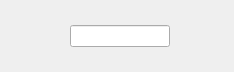
First picture: the form in AACI V2/Labor-Tracker/loginform.ui, repository joshuawootonn/time-track, before the edit.
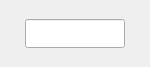
Second picture: the form after the edit.

What changed in the file:
```diff
--- a/AACI V2/Labor-Tracker/loginform.ui
+++ b/AACI V2/Labor-Tracker/loginform.ui
@@ -6,58 +6,21 @@
    <rect>
     <x>0</x>
     <y>0</y>
-    <width>234</width>
-    <height>72</height>
+    <width>142</width>
+    <height>67</height>
    </rect>
   </property>
+  <property name="font">
+   <font>
+    <family>Calibri</family>
+    <pointsize>12</pointsize>
+   </font>
+  </property>
+  <property name="windowTitle">
+   <string>Time-Track</string>
+  </property>
   <layout class="QGridLayout" name="gridLayout">
-   <item row="1" column="1">
-    <widget class="QLabel" name="label">
-     <property name="text">
-      <string/>
-     </property>
-    </widget>
-   </item>
-   <item row="1" column="0">
-    <spacer name="horizontalSpacer">
-     <property name="orientation">
-      <enum>Qt::Horizontal</enum>
-     </property>
-     <property name="sizeHint" stdset="0">
-      <size>
-       <width>40</width>
-       <height>20</height>
-      </size>
-     </property>
-    </spacer>
-   </item>
-   <item row="2" column="2">
-    <spacer name="verticalSpacer_2">
-     <property name="orientation">
-      <enum>Qt::Vertical</enum>
-     </property>
-     <property name="sizeHint" stdset="0">
-      <size>
-       <width>20</width>
-       <height>40</height>
-      </size>
-     </property>
-    </spacer>
-   </item>
    <item row="0" column="2">
-    <spacer name="verticalSpacer">
-     <property name="orientation">
-      <enum>Qt::Vertical</enum>
-     </property>
-     <property name="sizeHint" stdset="0">
-      <size>
-       <width>20</width>
-       <height>40</height>
-      </size>
-     </property>
-    </spacer>
-   </item>
-   <item row="1" column="2">
     <widget class="QLineEdit" name="passEdit">
      <property name="minimumSize">
       <size>
@@ -71,9 +34,28 @@
        <height>16777215</height>
       </size>
      </property>
+     <property name="font">
+      <font>
+       <family>Calibri</family>
+       <pointsize>12</pointsize>
+      </font>
+     </property>
+     <property name="maxLength">
+      <number>4</number>
+     </property>
+     <property name="echoMode">
+      <enum>QLineEdit::Password</enum>
+     </property>
     </widget>
    </item>
-   <item row="1" column="4">
+   <item row="0" column="0">
+    <widget class="QLabel" name="label">
+     <property name="text">
+      <string/>
+     </property>
+    </widget>
+   </item>
+   <item row="0" column="3">
     <layout class="QHBoxLayout" name="horizontalLayout_2">
      <item>
       <widget class="QLabel" name="passLabel">
@@ -82,19 +64,6 @@
        </property>
       </widget>
      </item>
-     <item>
-      <spacer name="horizontalSpacer_3">
-       <property name="orientation">
-        <enum>Qt::Horizontal</enum>
-       </property>
-       <property name="sizeHint" stdset="0">
-        <size>
-         <width>40</width>
-         <height>20</height>
-        </size>
-       </property>
-      </spacer>
-     </item>
     </layout>
    </item>
   </layout>
```
